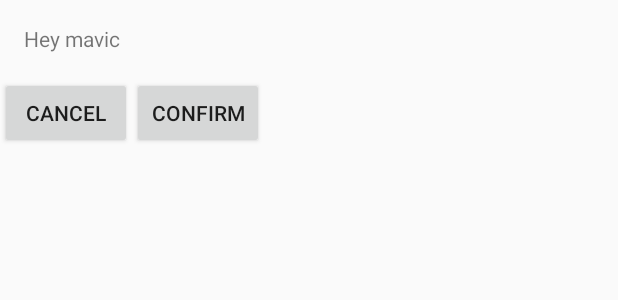
After one commit to Edillower/HeyMavic, an Android app: the layout confirm_command_dialog.xml on its own in the app's theme, with its tools: preview values and no code run, on a phone screen of 412 x 824 dp. The commit adds this screen. Shown: the top 300 px of the screen. Run offline under Robolectric (Android 15) with nearby library versions, the phone set to English and light mode, and no system bars.

Commit message:
Addcommand confirmation window with DialogFragment

```diff
--- /dev/null
+++ b/main/HeyMavic/app/src/main/res/layout/confirm_command_dialog.xml
@@ -0,0 +1,32 @@
+<?xml version="1.0" encoding="utf-8"?>
+<RelativeLayout xmlns:android="http://schemas.android.com/apk/res/android"
+    android:layout_width="match_parent" android:layout_height="match_parent">
+    <TextView
+        android:layout_width="wrap_content"
+        android:layout_height="wrap_content"
+        android:text="Hey mavic"
+        android:layout_margin="16dp"
+        android:id="@+id/textConfirmView"
+        android:layout_alignParentTop="true"
+        android:layout_alignParentLeft="true"
+    />
+
+    <Button
+        android:layout_width="wrap_content"
+        android:layout_height="wrap_content"
+        android:text="Cancel"
+        android:id="@+id/no"
+        android:layout_below="@+id/textConfirmView"
+        android:layout_alignParentLeft="@+id/textConfirmView"
+        />
+
+    <Button
+        android:layout_width="wrap_content"
+        android:layout_height="wrap_content"
+        android:text="Confirm"
+        android:id="@+id/yes"
+        android:layout_below="@+id/textConfirmView"
+        android:layout_toRightOf="@+id/no"
+        />
+
+</RelativeLayout>
```
Also changed, not shown: main/HeyMavic/app/src/main/java/com/edillower/heymavic/CommandConfirmationDialogFragment.java (added, +61 -0 lines), main/HeyMavic/app/src/main/java/com/edillower/heymavic/FPVFullscreenActivity.java (+31 -5 lines), main/HeyMavic/app/src/main/java/com/edillower/heymavic/WatsonCommandClassifier.java (+15 -3 lines).
